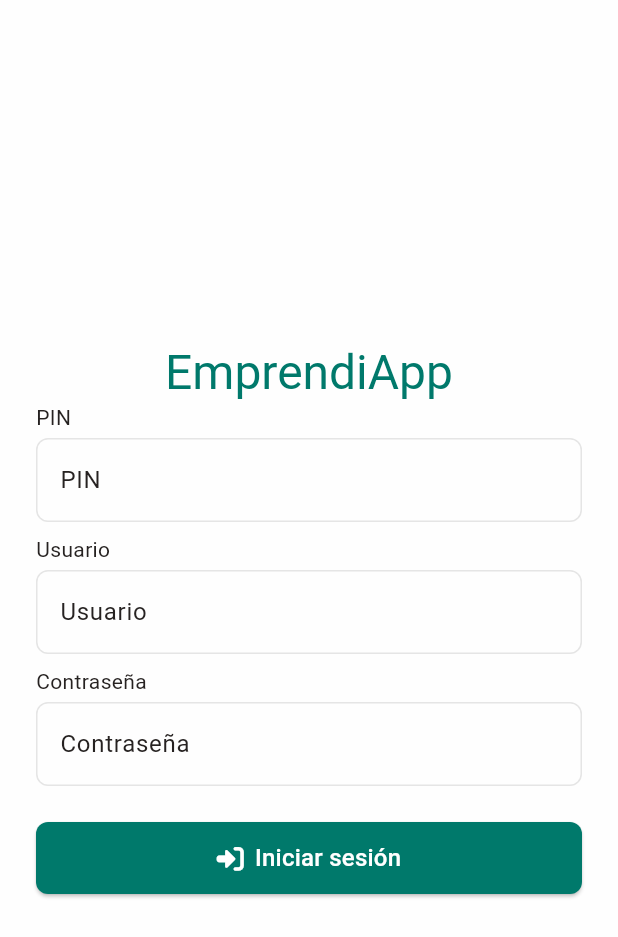
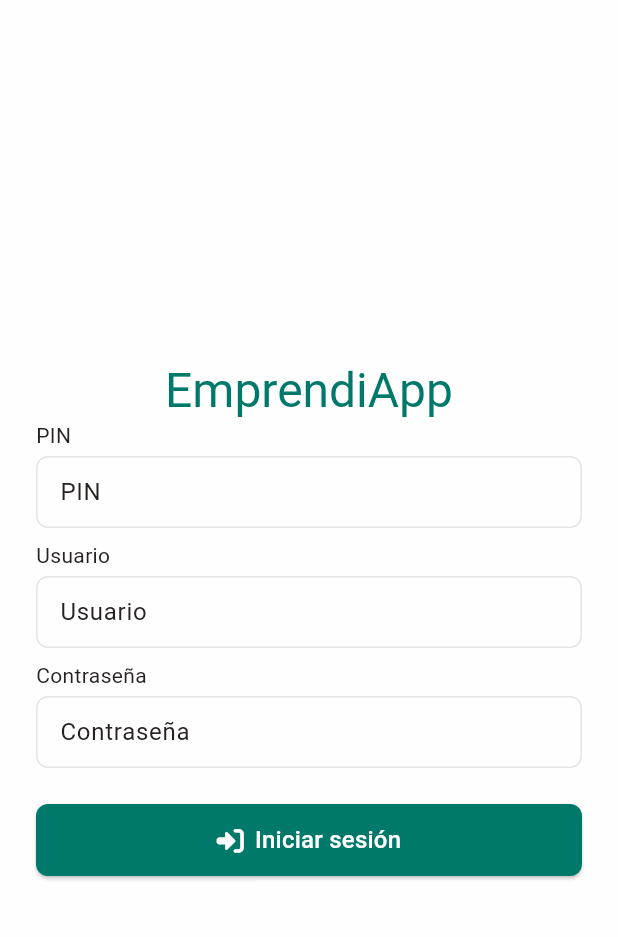
Before and after one commit to ArturoGarcia-G/emprendi_app, a Flutter app: the screen it shows after launch, on a phone screen of 412 x 824 dp. Shown: the top 937 px of the screen. Run offline on Flutter 3.47's test engine with Material 3 defaults, Android fonts, the phone set to English and light mode, and no system bars; our stand-ins replace dio, font_awesome_flutter, gap, get, get_storage, persistent_bottom_nav_bar and 1 more; accounts and stored records are empty.

Commit message:
fix(input): Agrega validacion en inputs

```diff
--- a/lib/components/input_base.dart
+++ b/lib/components/input_base.dart
@@ -3,18 +3,38 @@ import 'package:flutter/material.dart';
 class InputBase extends StatelessWidget {
   final String placeholder;
   final TextEditingController? controller;
+  final String? Function(String?)? validator;
+  final TextInputType? keyboardType;
+  final bool requerido;
 
-  const InputBase({super.key, required this.placeholder, this.controller});
+  const InputBase({
+    super.key,
+    required this.placeholder,
+    this.controller,
+    this.validator,
+    this.keyboardType,
+    this.requerido = false,
+  });
 
   @override
   Widget build(BuildContext context) {
-    return TextField(
+    return TextFormField(
       controller: controller,
+      keyboardType: keyboardType,
       decoration: InputDecoration(
         hintText: placeholder,
-        contentPadding: EdgeInsets.symmetric(vertical: 16, horizontal: 12),
+        contentPadding: const EdgeInsets.symmetric(vertical: 12, horizontal: 12),
         border: OutlineInputBorder(borderRadius: BorderRadius.circular(8)),
       ),
+      validator: (value) {
+        if (requerido && (value == null || value.isEmpty)) {
+          return 'Campo requerido';
+        }
+        if (validator != null) {
+          return validator!(value);
+        }
+        return null;
+      },
     );
   }
 }
```
